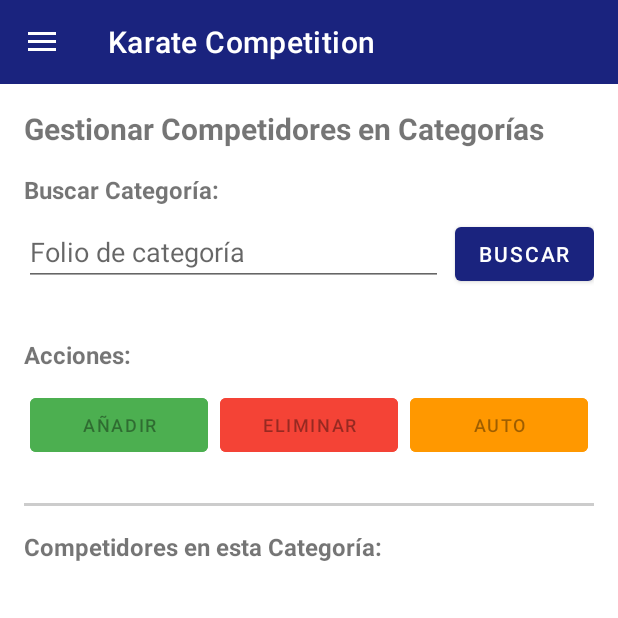
After one commit to GrecoAveitua/proyectoKikin, an Android app: the fragment ManageCategoryCompetitorsFragment placed in its activity, on a phone screen of 412 x 824 dp, the top half of it. The commit adds this screen. Run offline under Robolectric (Android 15) with nearby library versions, the phone set to English and light mode, and no system bars.

Commit message:
Versión 2

```diff
--- a/app/src/main/java/com/example/karatecompetitionmanager/activities/MainActivity.java
+++ b/app/src/main/java/com/example/karatecompetitionmanager/activities/MainActivity.java
@@ -17,6 +17,7 @@ import com.google.android.material.navigation.NavigationView;
 import com.example.karatecompetitionmanager.fragments.CategoriesFragment;
 import com.example.karatecompetitionmanager.fragments.CompetitorsFragment;
 import com.example.karatecompetitionmanager.fragments.HistoryFragment;
+import com.example.karatecompetitionmanager.fragments.ManageCategoryCompetitorsFragment;
 import com.example.karatecompetitionmanager.fragments.StartCompetitionFragment;
 
 public class MainActivity extends AppCompatActivity
@@ -60,6 +61,8 @@ public class MainActivity extends AppCompatActivity
             fragment = new CompetitorsFragment();
         } else if (id == R.id.nav_categories) {
             fragment = new CategoriesFragment();
+        } else if (id == R.id.nav_manage_category_competitors) {
+            fragment = new ManageCategoryCompetitorsFragment();
         } else if (id == R.id.nav_start_competition) {
             fragment = new StartCompetitionFragment();
         } else if (id == R.id.nav_history) {
--- /dev/null
+++ b/app/src/main/res/layout/fragment_manage_category_competitors.xml
@@ -0,0 +1,155 @@
+<?xml version="1.0" encoding="utf-8"?>
+<ScrollView xmlns:android="http://schemas.android.com/apk/res/android"
+    xmlns:app="http://schemas.android.com/apk/res-auto"
+    android:layout_width="match_parent"
+    android:layout_height="match_parent"
+    android:padding="16dp">
+
+    <LinearLayout
+        android:layout_width="match_parent"
+        android:layout_height="wrap_content"
+        android:orientation="vertical">
+
+        <TextView
+            android:layout_width="match_parent"
+            android:layout_height="wrap_content"
+            android:text="Gestionar Competidores en Categorías"
+            android:textSize="20sp"
+            android:textStyle="bold"
+            android:layout_marginBottom="16dp" />
+
+        <!-- Búsqueda de Categoría -->
+        <TextView
+            android:layout_width="match_parent"
+            android:layout_height="wrap_content"
+            android:text="Buscar Categoría:"
+            android:textStyle="bold"
+            android:textSize="16sp"
+            android:layout_marginBottom="8dp" />
+
+        <LinearLayout
+            android:layout_width="match_parent"
+            android:layout_height="wrap_content"
+            android:orientation="horizontal"
+            android:layout_marginBottom="16dp">
+
+            <EditText
+                android:id="@+id/et_category_folio"
+                android:layout_width="0dp"
+                android:layout_height="wrap_content"
+                android:layout_weight="1"
+                android:hint="Folio de categoría"
+                android:inputType="text"
+                android:layout_marginEnd="8dp" />
+
+            <Button
+                android:id="@+id/btn_search_category"
+                android:layout_width="wrap_content"
+                android:layout_height="wrap_content"
+                android:text="Buscar" />
+
+        </LinearLayout>
+
+        <!-- Información de la Categoría -->
+        <androidx.cardview.widget.CardView
+            android:layout_width="match_parent"
+            android:layout_height="wrap_content"
+            android:layout_marginBottom="16dp"
+            app:cardElevation="4dp"
+            app:cardCornerRadius="8dp">
+
+            <TextView
+                android:id="@+id/tv_category_info"
+                android:layout_width="match_parent"
+                android:layout_height="wrap_content"
+                android:text="Información de la categoría"
+                android:textSize="14sp"
+                android:padding="12dp"
+                android:background="#E3F2FD"
+                android:visibility="gone" />
+
+        </androidx.cardview.widget.CardView>
+
+        <!-- Botones de Acción -->
+        <TextView
+            android:layout_width="match_parent"
+            android:layout_height="wrap_content"
+            android:text="Acciones:"
+            android:textStyle="bold"
+            android:textSize="16sp"
+            android:layout_marginBottom="8dp" />
+
+        <LinearLayout
+            android:layout_width="match_parent"
+            android:layout_height="wrap_content"
+            android:orientation="horizontal"
+            android:weightSum="3"
+            android:layout_marginBottom="16dp">
+
+            <Button
+                android:id="@+id/btn_add_competitor_to_category"
+                android:layout_width="0dp"
+                android:layout_height="wrap_content"
+                android:layout_weight="1"
+                android:text="Añadir"
+                android:textSize="12sp"
+                android:layout_margin="4dp"
+                android:backgroundTint="#4CAF50" />
+
+            <Button
+                android:id="@+id/btn_remove_competitor_from_category"
+                android:layout_width="0dp"
+                android:layout_height="wrap_content"
+                android:layout_weight="1"
+                android:text="Eliminar"
+                android:textSize="12sp"
+                android:layout_margin="4dp"
+                android:backgroundTint="#F44336" />
+
+            <Button
+                android:id="@+id/btn_auto_assign_competitors"
+                android:layout_width="0dp"
+                android:layout_height="wrap_content"
+                android:layout_weight="1"
+                android:text="Auto"
+                android:textSize="12sp"
+                android:layout_margin="4dp"
+                android:backgroundTint="#FF9800" />
+
+        </LinearLayout>
+
+        <!-- Contador y Lista de Competidores -->
+        <View
+            android:layout_width="match_parent"
+            android:layout_height="2dp"
+            android:background="#CCCCCC"
+            android:layout_marginTop="8dp"
+            android:layout_marginBottom="16dp" />
+
+        <TextView
+            android:layout_width="match_parent"
+            android:layout_height="wrap_content"
+            android:text="Competidores en esta Categoría:"
+            android:textStyle="bold"
+            android:textSize="16sp"
+            android:layout_marginBottom="8dp" />
+
+        <TextView
+            android:id="@+id/tv_competitor_count"
+            android:layout_width="match_parent"
+            android:layout_height="wrap_content"
+            android:text="Total: 0"
+            android:textSize="14sp"
+            android:textColor="#666666"
+            android:layout_marginBottom="12dp"
+            android:visibility="gone" />
+
+        <androidx.recyclerview.widget.RecyclerView
+            android:id="@+id/recycler_category_competitors"
+            android:layout_width="match_parent"
+            android:layout_height="wrap_content"
+            android:minHeight="200dp" />
+
+    </LinearLayout>
+
+</ScrollView>
--- a/app/src/main/res/menu/drawer_menu.xml
+++ b/app/src/main/res/menu/drawer_menu.xml
@@ -10,6 +10,10 @@
             android:icon="@drawable/ic_category"
             android:title="Categorías" />
         <item
+            android:id="@+id/nav_manage_category_competitors"
+            android:icon="@drawable/ic_category"
+            android:title="Gestionar Competidores" />
+        <item
             android:id="@+id/nav_start_competition"
             android:icon="@drawable/ic_play"
             android:title="Iniciar Competencia" />
```
Also changed, not shown: app/src/main/java/com/example/karatecompetitionmanager/database/DatabaseHelper.java (+186 -8 lines), app/src/main/java/com/example/karatecompetitionmanager/fragments/ManageCategoryCompetitorsFragment.java (added, +278 -0 lines), app/src/main/java/com/example/karatecompetitionmanager/fragments/StartCompetitionFragment.java (+61 -18 lines).
